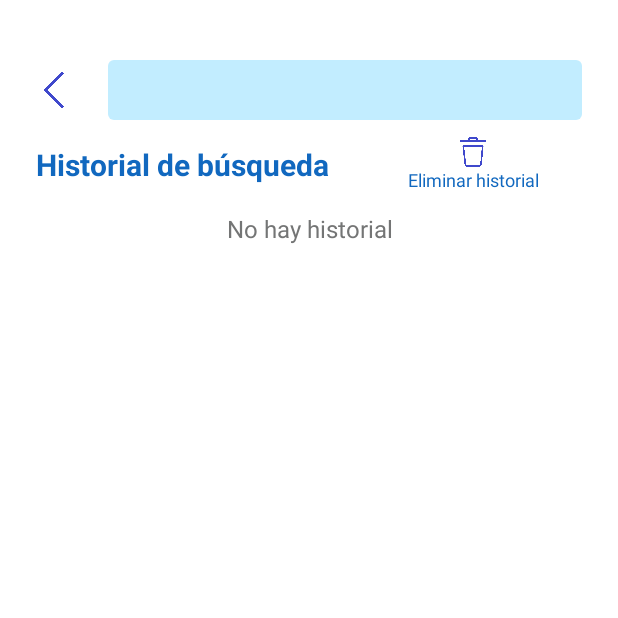
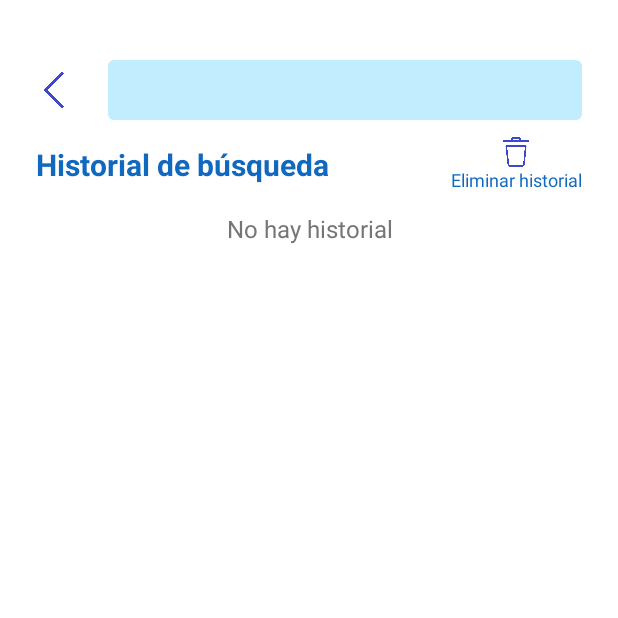
Before and after one commit to Richyy999/Musica, an Android app: the BuscarActivity screen opened directly, with no data from a screen before it, on a phone screen of 412 x 824 dp, the top half of it. Run offline under Robolectric (Android 15) with nearby library versions, the phone set to English and light mode, and no system bars; libraries missing offline, so code that uses them is left out: in.myinnos.alphabetsindexfastscrollrecycler; plain views replace IndexFastScrollRecyclerView; 14 statements that could not run were skipped.

Commit message:
mejora de la interfaz

```diff
--- a/app/src/main/java/es/rbp/musica/modelo/entidad/Cancion.java
+++ b/app/src/main/java/es/rbp/musica/modelo/entidad/Cancion.java
@@ -125,7 +125,7 @@ public class Cancion implements Serializable, Comparable<Cancion> {
     public int compareTo(Cancion o) {
         Ajustes ajustes = Ajustes.getInstance(null);
         if (ajustes.isUtilizarNombreDeArchivo())
-            return getNombreArchivo().compareTo(o.getNombreArchivo());
+            return getNombreArchivo().toLowerCase().compareTo(o.getNombreArchivo().toLowerCase());
         else
             return getNombre().toLowerCase().compareTo(o.getNombre().toLowerCase());
     }
--- a/app/src/main/res/layout/activity_ajustes.xml
+++ b/app/src/main/res/layout/activity_ajustes.xml
@@ -29,6 +29,7 @@
     <ScrollView
         android:layout_width="match_parent"
         android:layout_height="0dp"
+        android:overScrollMode="never"
         android:layout_marginTop="8dp"
         app:layout_constraintBottom_toBottomOf="parent"
         app:layout_constraintEnd_toEndOf="parent"
--- a/app/src/main/res/layout/activity_buscar.xml
+++ b/app/src/main/res/layout/activity_buscar.xml
@@ -44,11 +44,11 @@
         android:id="@+id/btnEliminarHistorial"
         android:layout_width="wrap_content"
         android:layout_height="wrap_content"
+        android:layout_marginEnd="24dp"
         android:gravity="center_horizontal"
         android:orientation="vertical"
         app:layout_constraintBottom_toBottomOf="@id/lblHistorial"
         app:layout_constraintEnd_toEndOf="parent"
-        app:layout_constraintStart_toEndOf="@+id/lblHistorial"
         app:layout_constraintTop_toTopOf="@id/lblHistorial">
 
         <ImageView
@@ -80,6 +80,7 @@
         android:layout_height="30dp"
         android:layout_marginTop="16dp"
         android:background="?attr/colorFondoApp"
+        android:overScrollMode="never"
         app:layout_constraintEnd_toEndOf="parent"
         app:layout_constraintStart_toStartOf="parent"
         app:layout_constraintTop_toBottomOf="@+id/lblHistorial" />
--- a/app/src/main/res/layout/fragment_carpetas.xml
+++ b/app/src/main/res/layout/fragment_carpetas.xml
@@ -11,6 +11,7 @@
         android:id="@+id/recyclerViewCarpetas"
         android:layout_width="match_parent"
         android:layout_height="match_parent"
+        android:overScrollMode="never"
         app:layout_constraintBottom_toBottomOf="parent"
         app:layout_constraintEnd_toEndOf="parent"
         app:layout_constraintStart_toStartOf="parent"
--- a/app/src/main/res/layout/fragment_playlist.xml
+++ b/app/src/main/res/layout/fragment_playlist.xml
@@ -35,6 +35,7 @@
     <androidx.recyclerview.widget.RecyclerView
         android:id="@+id/recyclerViewPlaylist"
         android:layout_width="wrap_content"
+        android:overScrollMode="never"
         android:layout_height="match_parent"
         android:background="?attr/colorFondoApp"
         app:layout_constraintBottom_toBottomOf="parent"
```
